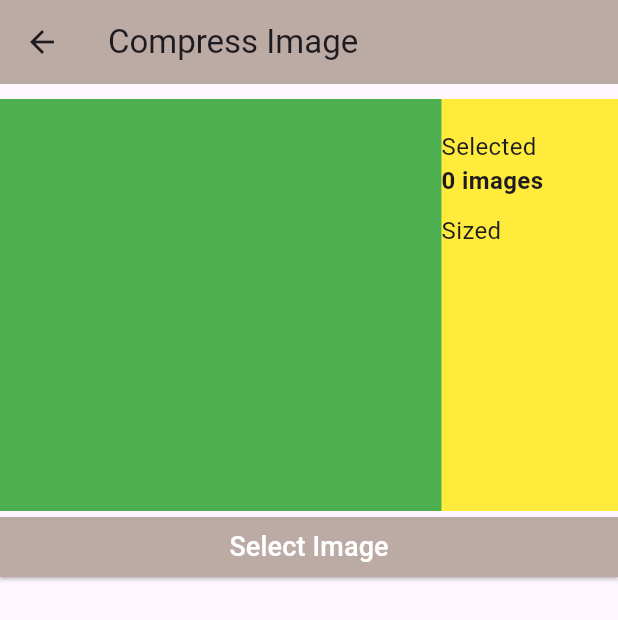
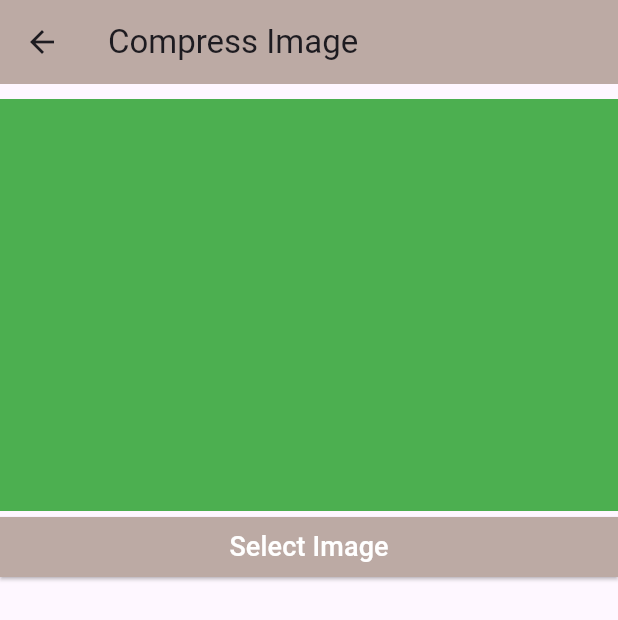
Before and after one commit to Avinashvns/imagecompressorandresizer, a Flutter app: the CompressPage screen opened directly, after a tap on "Select Image", on a phone screen of 412 x 824 dp. Shown: the top 620 px of the screen. Run offline on Flutter 3.47's test engine with Material 3 defaults, Android fonts, the phone set to English and light mode, and no system bars; our stand-ins replace image_picker.

Commit message:
sepreate page file size show

```diff
--- a/lib/page/compress.dart
+++ b/lib/page/compress.dart
@@ -18,15 +18,29 @@ class _CompressPageState extends State<CompressPage> {
   final ImagePicker imagePicker=ImagePicker();
   List<XFile> imageFileList=[];
   List<String> imageSizes=[];
+  int currentPageIndex=0;
 
   // Multiple Image Picker
   void selectImage()async{
     final List<XFile>? selectedImages=await imagePicker.pickMultiImage();
     if(selectedImages!.isNotEmpty){
-      imageFileList!.addAll(selectedImages);
+      imageFileList.addAll(selectedImages);
+
+      for(var file in selectedImages){
+        File image=File(file.path);
+        int sizeInBytes=image.lengthSync();
+        double sizeInKB=sizeInBytes/1024;
+        String sizeText;
+        if(sizeInKB >1024){
+          double sizeInMB=sizeInKB/1024;
+          sizeText="${sizeInMB.toStringAsFixed(2)} MB";
+        }else{
+          sizeText="${sizeInKB.toStringAsFixed(2)} KB";
+        }
+        imageSizes.add(sizeText);
+      }
     }
     setState(() {
-
     });
   }
 
@@ -38,22 +52,92 @@ class _CompressPageState extends State<CompressPage> {
         title: Text("Compress Image"),
         backgroundColor: backgroundColor,
       ),
-      body: SafeArea(
+      // body: SafeArea(
+      //   child: Column(
+      //     children: [
+      //       SizedBox(height: 10,),
+      //       Container(
+      //         height: size.height/3,
+      //         color: Colors.green,
+      //         child: Row(
+      //           children: [
+      //             Container(
+      //               padding: const EdgeInsets.all(10),
+      //               width: size.width/1.4,
+      //               child: ListView.builder(
+      //                 scrollDirection: Axis.horizontal,
+      //                 itemCount: imageFileList!.length,
+      //                   itemBuilder: (BuildContext context, int index){
+      //                     return Image.file(
+      //                       File(imageFileList[index].path,),
+      //                       fit: BoxFit.fill,
+      //                     );
+      //                   }
+      //               ),
+      //             ),
+      //             Expanded(
+      //               child: Container(
+      //                 padding: const EdgeInsets.symmetric(vertical: 20),
+      //                 color: Colors.yellow,
+      //                 child: Column(
+      //                   crossAxisAlignment: CrossAxisAlignment.start,
+      //                   children: [
+      //                     Text("Selected",style: TextStyle(fontSize: 16),),
+      //                     Text("${imageFileList!.length} images",style: TextStyle(fontSize: 16,fontWeight: FontWeight.bold),),
+      //                     SizedBox(height: 10,),
+      //                     Text("Sized",style: TextStyle(fontSize: 16),),
+      //
+      //                     Column(
+      //                       crossAxisAlignment: CrossAxisAlignment.start,
+      //                       children: imageSizes.asMap().entries.map((entry) {
+      //                         int index = entry.key;
+      //                         String sizeText = entry.value;
+      //                         return Text("$sizeText", style: TextStyle(fontSize: 16, fontWeight: FontWeight.bold),);
+      //                       }).toList(),
+      //                     ),
+      //                     SizedBox(height: 10,),
+      //                   ],
+      //                 ),
+      //               ),
+      //             )
+      //           ],
+      //         ),
+      //       ),
+      //       SizedBox(
+      //         width: size.width,
+      //           child: ElevatedButton(
+      //             style: ElevatedButton.styleFrom(
+      //               backgroundColor: backgroundColor,
+      //               shape: RoundedRectangleBorder(
+      //                 borderRadius: BorderRadius.zero
+      //               )
+      //             ),
+      //               onPressed: (){
+      //               selectImage();
+      //               },
+      //               child: Text("Select Image",style: TextStyle(fontSize: 18,color: Colors.white),)
+      //           )
+      //       ),
+      //
+      //
+      //     ],
+      //   ),
+      // ),
+      body:SafeArea(
         child: Column(
           children: [
             SizedBox(height: 10,),
             Container(
-              height: size.height/3,
+              height: size.height / 3,
               color: Colors.green,
-              child: Row(
-                children: [
-                  Container(
-                    padding: const EdgeInsets.all(10),
-                    width: size.width/1.4,
-                    child: ListView.builder(
-                      scrollDirection: Axis.horizontal,
-                      itemCount: imageFileList!.length,
-                        itemBuilder: (BuildContext context, int index){
+              child: PageView.builder(
+                  itemCount: imageFileList.length,
+                  onPageChanged: (int index) {
+                    setState(() {
+                      currentPageIndex = index;
+                    });
+                  },
+                  itemBuilder: (BuildContext context, int index) {
                     return Image.file(
                       File(imageFileList[index].path,),
                       fit: BoxFit.cover,
@@ -61,42 +145,31 @@ class _CompressPageState extends State<CompressPage> {
                   }
               ),
             ),
-                  Expanded(
-                    child: Container(
-                      padding: const EdgeInsets.symmetric(vertical: 20),
+            imageFileList !.isNotEmpty ? Container(
+              padding: const EdgeInsets.symmetric(vertical: 10,horizontal: 10),
               color: Colors.yellow,
-                      child: Column(
+              child: Row(
+                mainAxisAlignment: MainAxisAlignment.spaceBetween,
+                children: [
+                  Column(
                     crossAxisAlignment: CrossAxisAlignment.start,
                     children: [
-                          Text("Selected",style: TextStyle(fontSize: 16),),
-                          Text("${imageFileList!.length} images",style: TextStyle(fontSize: 16,fontWeight: FontWeight.bold),),
-                          SizedBox(height: 10,),
-                          Text("Sized",style: TextStyle(fontSize: 16),),
-
+                      Text("Selected", style: TextStyle(fontSize: 16),),
+                      Text("${imageFileList.length} images", style: TextStyle(fontSize: 16, fontWeight: FontWeight.bold),),
+                    ],
+                  ),
                   Column(
                     crossAxisAlignment: CrossAxisAlignment.start,
-                            children: imageFileList.map((XFile file) {
-                              File image = File(file.path);
-                              int sizeInBytes = image.lengthSync();
-                              double sizeInKB = sizeInBytes / 1024;
-                              String sizeText;
-                              if (sizeInKB > 1024) {
-                                double sizeInMB = sizeInKB / 1024;
-                                sizeText = "${sizeInMB.toStringAsFixed(2)} MB";
-                              } else {
-                                sizeText = "${sizeInKB.toStringAsFixed(2)} KB";
-                              }
-                              return Text("$sizeText", style: TextStyle(fontSize: 16, fontWeight: FontWeight.bold),);
-                            }).toList(),
-                          ),
-                          SizedBox(height: 10,),
+                    children: [
+
+                      Text("Size", style: TextStyle(fontSize: 16),),
+                      Text("${imageSizes.isNotEmpty && currentPageIndex < imageSizes.length ? imageSizes[currentPageIndex] : ''}", style: TextStyle(fontSize: 16, fontWeight: FontWeight.bold),)
                     ],
                   ),
-                    ),
-                  )
                 ],
               ),
-            ),
+            ): SizedBox(),
+
             SizedBox(
                 width: size.width,
                 child: ElevatedButton(
@@ -106,14 +179,10 @@ class _CompressPageState extends State<CompressPage> {
                             borderRadius: BorderRadius.zero
                         )
                     ),
-                    onPressed: (){
-                    selectImage();
-                    },
-                    child: Text("Select Image",style: TextStyle(fontSize: 18,color: Colors.white),)
+                    onPressed: selectImage,
+                    child: Text("Select Image", style: TextStyle(fontSize: 18, color: Colors.white),)
                 )
             ),
-
-
           ],
         ),
       ),
```
Lines whose indentation alone changed are shown as unchanged.
